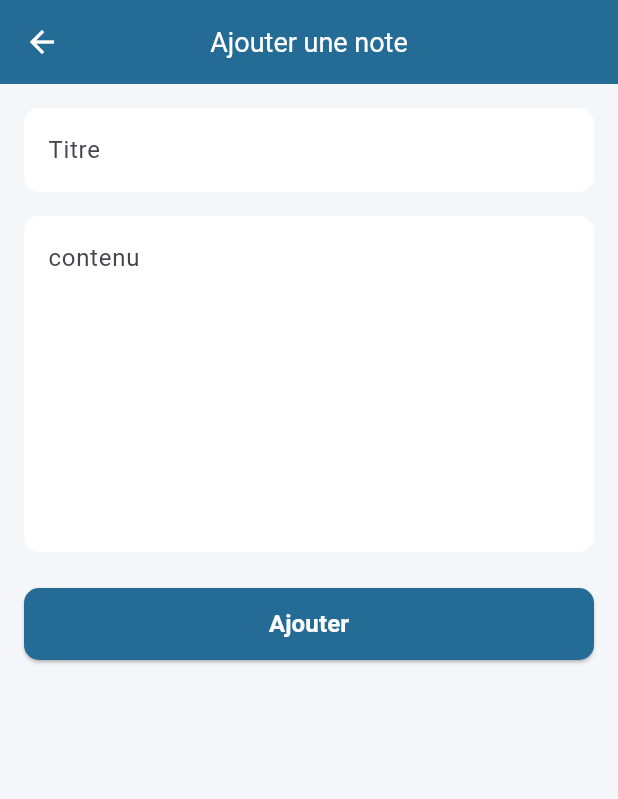
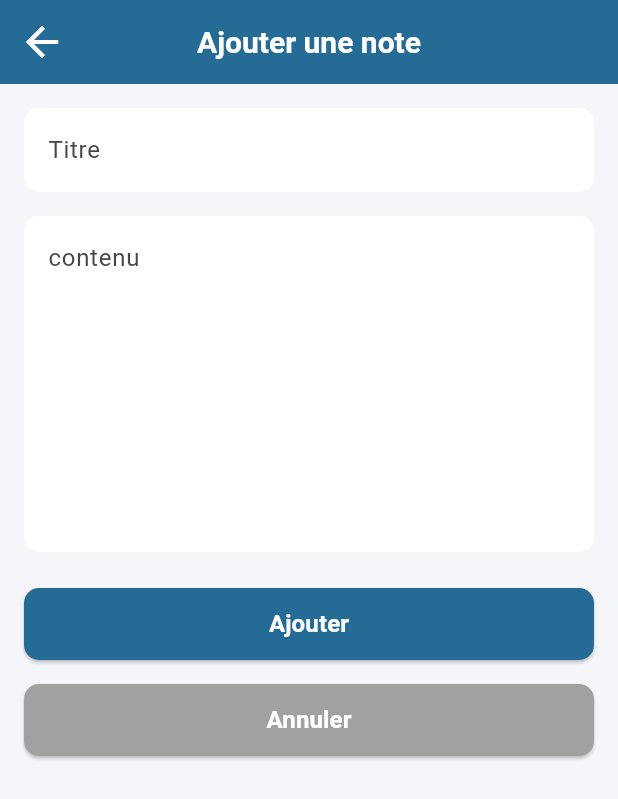
Before and after one commit to julescesare/FORMATION-DCLICK-PROJET-NOTE, a Flutter app: the FormulaireNoteInterface screen opened directly with empty values, on a phone screen of 412 x 824 dp. Shown: the top 799 px of the screen. Run offline on Flutter 3.47's test engine with Material 3 defaults, Android fonts, the light colour scheme and no system bars; our stand-ins replace sqflite; accounts and stored records are empty.

Commit message:
feat:Paufinage de l'interface et  mise a jour du readme

```diff
--- a/lib/interfaces/FormulaireNote.dart
+++ b/lib/interfaces/FormulaireNote.dart
@@ -61,6 +61,11 @@ class _FormulaireNoteInterfaceState extends State<FormulaireNoteInterface> {
       return "Le contenu est obligatoire";
     }
     return null;
+  }
+
+  void _viderChamps() {
+    _titreController.clear();
+    _contenuController.clear();
   }
 
   Future<void> _enregistrerNote() async {
@@ -134,12 +139,13 @@ class _FormulaireNoteInterfaceState extends State<FormulaireNoteInterface> {
         backgroundColor: AppColors.primaire,
         centerTitle: true,
         leading: IconButton(
-          icon: const Icon(Icons.arrow_back, color: Colors.white),
+          icon: const Icon(Icons.arrow_back, color: Colors.white, size: 32),
           onPressed: () => Navigator.of(context).pop(false),
         ),
         title: Text(
           _estModification ? 'Modifier la note' : 'Ajouter une note',
-          style: const TextStyle(color: Colors.white, fontSize: 18),
+          style: const TextStyle(
+              color: Colors.white, fontSize: 20, fontWeight: FontWeight.bold),
         ),
       ),
       body: SingleChildScrollView(
@@ -224,6 +230,30 @@ class _FormulaireNoteInterfaceState extends State<FormulaireNoteInterface> {
                         ),
                 ),
               ),
+              // Boutton Annuler
+              if (!_estModification) ...[
+                const SizedBox(height: 16),
+                SizedBox(
+                  height: 48,
+                  child: ElevatedButton(
+                    onPressed: _isLoading ? null : _viderChamps,
+                    style: ElevatedButton.styleFrom(
+                      backgroundColor: AppColors.tertiaire,
+                      shape: RoundedRectangleBorder(
+                        borderRadius: BorderRadius.circular(10),
+                      ),
+                    ),
+                    child: const Text(
+                      'Annuler',
+                      style: TextStyle(
+                        color: Colors.white,
+                        fontSize: 16,
+                        fontWeight: FontWeight.w600,
+                      ),
+                    ),
+                  ),
+                ),
+              ]
             ],
           ),
         ),
--- a/lib/utils/colors.dart
+++ b/lib/utils/colors.dart
@@ -3,6 +3,7 @@ import 'package:flutter/material.dart';
 class AppColors {
   static const Color primaire = Color(0xFF246B95);
   static const Color secondaire = Color(0xFF3498DB);
+  static const Color tertiaire = Color.fromARGB(255, 160, 162, 161);
   static const Color fond = Colors.white;
   static const Color texteGris = Color(0xFF7F8C8D);
   static const Color erreur = Color(0xFFE74C3C);
```
Also changed, not shown: lib/interfaces/ListeNotes.dart (+88 -10 lines), 1 other file.
